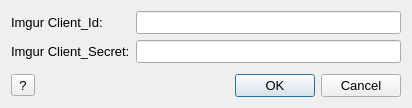
Above: DownloaderForReddit/GUI_Resources/ImgurClientDialog.ui from MalloyDelacroix/DownloaderForReddit before the change. Below: the same form after it.
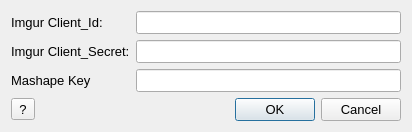
That is the form after the change.

Commit message: Added support for Imgur's commercial API Endpoint

Diff of the .ui file:
```diff
--- a/DownloaderForReddit/GUI_Resources/ImgurClientDialog.ui
+++ b/DownloaderForReddit/GUI_Resources/ImgurClientDialog.ui
@@ -7,7 +7,7 @@
     <x>0</x>
     <y>0</y>
     <width>412</width>
-    <height>108</height>
+    <height>112</height>
    </rect>
   </property>
   <property name="font">
@@ -68,6 +68,16 @@
        </property>
       </widget>
      </item>
+     <item row="2" column="0">
+      <widget class="QLabel" name="label_3">
+       <property name="text">
+        <string>Mashape Key</string>
+       </property>
+      </widget>
+     </item>
+     <item row="2" column="1">
+      <widget class="QLineEdit" name="lineEdit_3"/>
+     </item>
     </layout>
    </item>
   </layout>
```
The commit also changes 6 other files.
